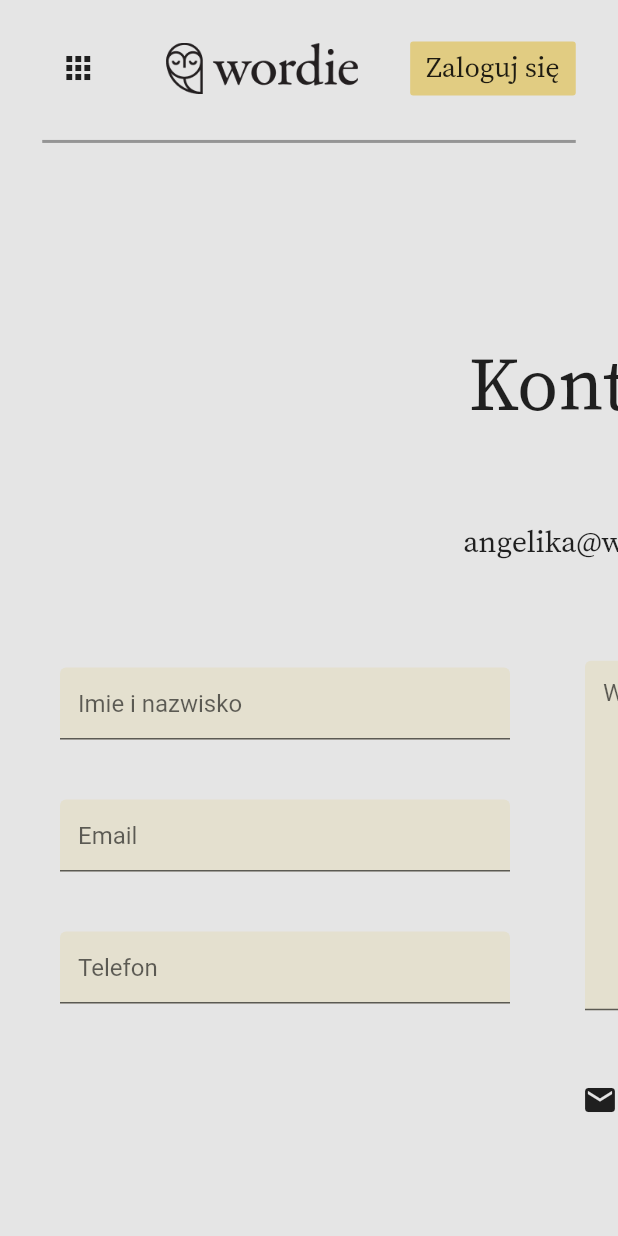
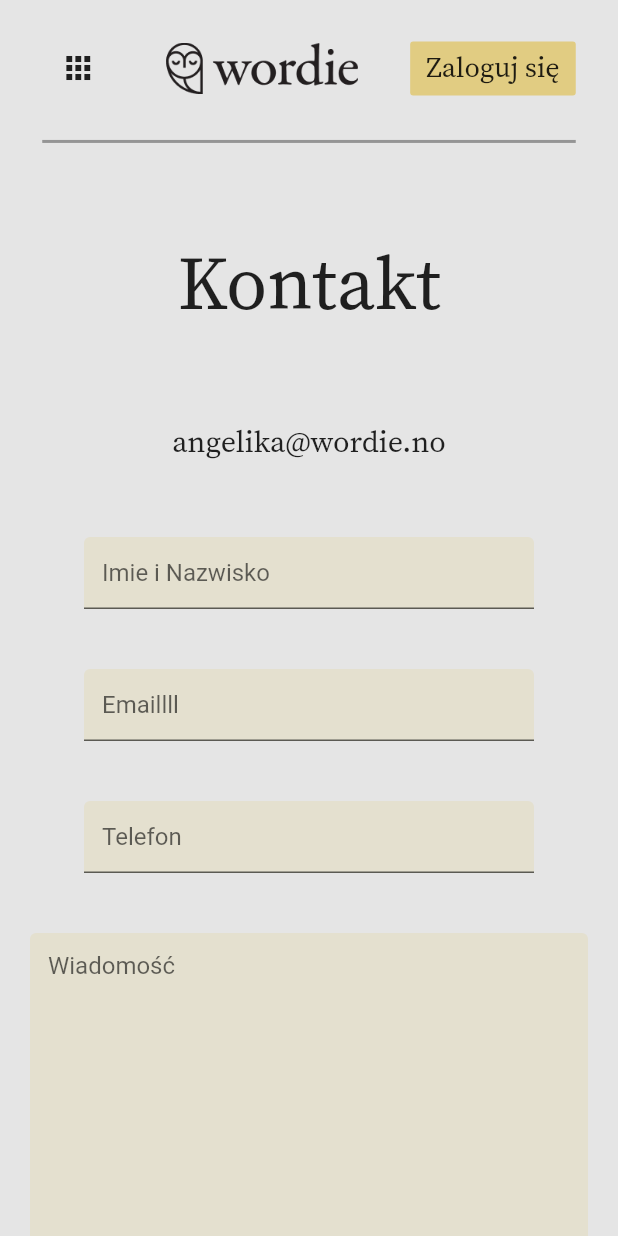
Before and after one commit to McTonderski/Wordie, a Flutter app: the ContactPage screen opened by its route, on a phone screen of 412 x 824 dp. Run offline on Flutter 3.47's test engine with Material 2 defaults, Android fonts, the phone set to English and light mode, and no system bars; missing offline and left inert: dart:html.

Commit message:
bug fixed

```diff
--- a/lib/views/Contact_Page.dart
+++ b/lib/views/Contact_Page.dart
@@ -13,6 +13,45 @@ class ContactPage extends StatefulWidget {
   _ContactState createState() => new _ContactState();
 }
 
+ Widget multilineText(hinttext) {
+    return Container(
+      margin: EdgeInsets.all(20),
+      width: 400,
+      child: TextField(
+        keyboardType: TextInputType.multiline,
+        maxLines: 11,
+        //textAlign: TextAlign.center,
+        selectionHeightStyle: BoxHeightStyle.max,
+        decoration: InputDecoration(
+          fillColor:
+              Color.fromRGBO(225, 204, 130, 0.22),
+          filled: true,
+          hintText: hinttext,
+        ),
+        autofocus: false,
+      ),
+    );
+ }
+
+ Widget textFieldUsed(hinttext) {
+    return Container(
+      margin: EdgeInsets.all(20),
+      width: 300,
+      child: TextField(
+        decoration: InputDecoration(
+          fillColor: Color.fromRGBO(
+              225, 204, 130, 0.22),
+          filled: true,
+          hintText: hinttext,
+        ),
+        autofocus: false,
+      ));
+ }
+
+
+
+
+
 class _ContactState extends State<ContactPage> {
   Widget build(BuildContext context) {
     return Scaffold(
@@ -21,8 +60,6 @@ class _ContactState extends State<ContactPage> {
       appBar: NavBarWordie(),
       backgroundColor: primaryBackgroundColor,
       body: Center(
-        child: SingleChildScrollView(
-          scrollDirection: Axis.horizontal,
         child: SingleChildScrollView(
         scrollDirection: Axis.vertical,
           child: Column(
@@ -49,82 +86,51 @@ class _ContactState extends State<ContactPage> {
                     ),
                   ),
                 ),
-                  Container(
+                Center(
                   child: Padding(
                     padding: EdgeInsets.only(top: 10),
+                    child: LayoutBuilder(builder: (context, constraints) {
+                           if (constraints.maxWidth >700) {
+                              return  SingleChildScrollView(
+                                scrollDirection: Axis.horizontal,
                                   child: Row(
                                 mainAxisAlignment: MainAxisAlignment.spaceEvenly,
                                 children: <Widget>[
                                   Column(
                                   mainAxisAlignment: MainAxisAlignment.center,
                                   children: <Widget>[
-                                  Container(
-                                      margin: EdgeInsets.all(40),
-                                      width: 300,
-                                      child: TextField(
-                                        decoration: InputDecoration(
-                                          fillColor: Color.fromRGBO(
-                                              225, 204, 130, 0.22),
-                                          filled: true,
-                                          hintText: 'Imie i nazwisko',
-                                        ),
-                                        autofocus: false,
-                                      )),
-                                  Container(
-                                      width: 300,
-                                      child: TextField(
-                                        decoration: InputDecoration(
-                                          fillColor: Color.fromRGBO(
-                                              225, 204, 130, 0.22),
-                                          filled: true,
-                                          hintText: 'Email',
-                                        ),
-                                        autofocus: false,
-                                      )),
-                                  Container(
-                                      margin: EdgeInsets.all(40),
-                                      width: 300,
-                                      child: TextField(
-                                        decoration: InputDecoration(
-                                          fillColor: Color.fromRGBO(
-                                              225, 204, 130, 0.22),
-                                          filled: true,
-                                          hintText: 'Telefon',
-                                        ),
-                                        autofocus: false,
-                                      ))
+                                    textFieldUsed("Imie i Nazwisko"),
+                                    textFieldUsed("Email"),
+                                    textFieldUsed("Telefon")
                                   ]),
                                   Column(
                                   mainAxisAlignment: MainAxisAlignment.center,
                                   children: <Widget>[
-                                  Container(
-                                    margin: EdgeInsets.all(10),
-                                    width: 400,
-                                    child: TextField(
-                                      keyboardType: TextInputType.multiline,
-                                      maxLines: 11,
-                                      //textAlign: TextAlign.center,
-                                      selectionHeightStyle: BoxHeightStyle.max,
-                                      decoration: InputDecoration(
-                                        fillColor:
-                                            Color.fromRGBO(225, 204, 130, 0.22),
-                                        filled: true,
-                                        hintText: 'Wiadomość',
-                                      ),
-                                      autofocus: false,
-                                    ),
-                                  ),
+                                  multilineText("Wiadomość")
                                   ]),
-                          ]),
-                    ),
-                  ),
+                                ]));
+                            } else {
+                              return  Column(
+                              mainAxisAlignment: MainAxisAlignment.center,
+                              children: <Widget>[
+                                textFieldUsed("Imie i Nazwisko"),
+                                textFieldUsed("Emaillll"),
+                                textFieldUsed("Telefon"),
+                                multilineText("Wiadomość"),
                                 Container(
                                     child: IconButton(
                                   icon: Icon(Icons.mail),
                                   onPressed: () {},
                                 ))
+                              ]
+                                );
+                            }
+                    }
+                    ),
+                  ),
+                ),
+
               ]),
-          ),
         ),
       ),
     );
```
Lines whose indentation alone changed are shown as unchanged.
